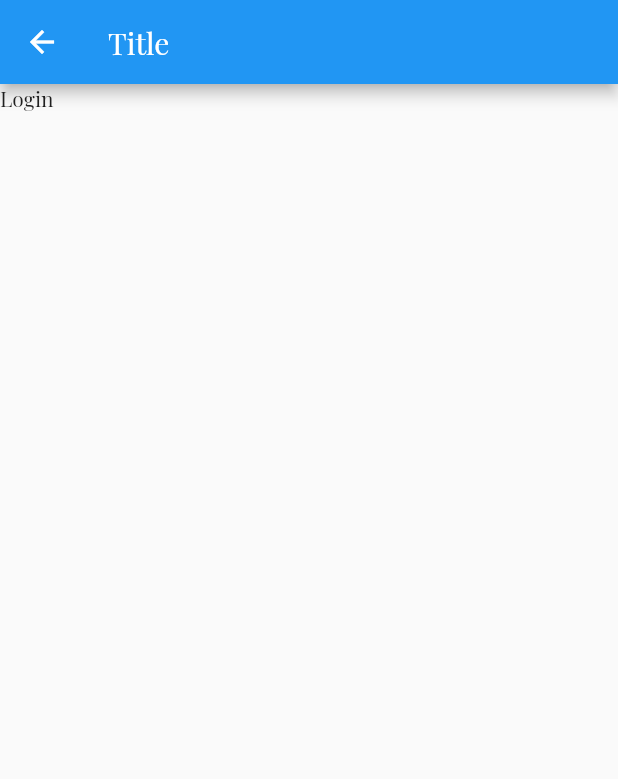
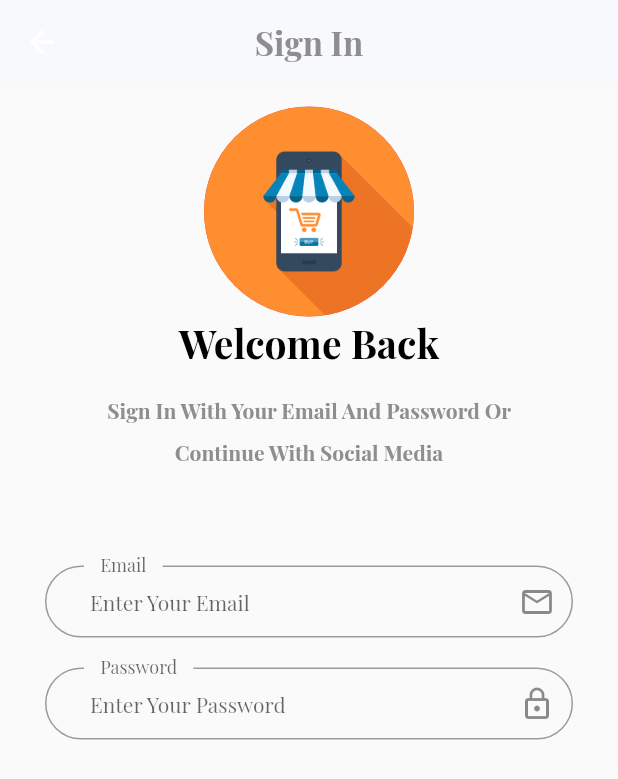
Before and after one commit to kajouz/Flutter-ecommerce, a Flutter app: the Login screen opened by its route, on a phone screen of 412 x 824 dp. Shown: the top 779 px of the screen. Run offline on Flutter 3.47's test engine with Material 2 defaults, Android fonts, the phone set to English and light mode, and no system bars; our stand-ins replace get, shared_preferences; accounts and stored records are empty; project files that could hold a hidden picture were left out.

Commit message:
7th commit

```diff
--- a/lib/core/constant/color.dart
+++ b/lib/core/constant/color.dart
@@ -4,4 +4,5 @@ class AppColor {
   static const Color grey = Color(0xff8e8e8e);
   static const Color black = Color(0xff000000);
   static const Color primaryColor = Color(0xffF2786D);
+  static const Color backgroundcolor = Color(0xffF8F9FD);
 }
--- a/lib/core/constant/imageasset.dart
+++ b/lib/core/constant/imageasset.dart
@@ -3,6 +3,7 @@ import 'dart:core';
 class AppImageAsset {
   static const String rootImages = "assets/images";
 
+  static const String logo = "$rootImages/logo.PNG";
   static const String onBoardingImageOne = "$rootImages/onboardingone.PNG";
   static const String onBoardingImageTwo = "$rootImages/onboardingtwo.PNG";
   static const String onBoardingImageThree = "$rootImages/onboardingthree.PNG";
--- a/lib/main.dart
+++ b/lib/main.dart
@@ -31,13 +31,17 @@ class MyApp extends StatelessWidget {
         textTheme: const TextTheme(
             headline1: TextStyle(
                 fontWeight: FontWeight.bold,
-                fontSize: 20,
+                fontSize: 22,
+                color: AppColor.black),
+            headline2: TextStyle(
+                fontWeight: FontWeight.bold,
+                fontSize: 26,
                 color: AppColor.black),
             bodyText1: TextStyle(
                 height: 2,
                 color: AppColor.grey,
                 fontWeight: FontWeight.bold,
-                fontSize: 17)),
+                fontSize: 14)),
         primarySwatch: Colors.blue,
       ),
       home: const Language(),
--- a/lib/view/screen/auth/login.dart
+++ b/lib/view/screen/auth/login.dart
@@ -1,3 +1,8 @@
+import 'package:ecommerce1/core/constant/color.dart';
+import 'package:ecommerce1/view/widget/auth/logoauth.dart';
+import 'package:ecommerce1/view/widget/auth/customtextbodyauth.dart';
+import 'package:ecommerce1/view/widget/auth/customtextformauth.dart';
+import 'package:ecommerce1/view/widget/auth/customtexttitleauth.dart';
 import 'package:flutter/material.dart';
 
 class Login extends StatelessWidget {
@@ -7,11 +12,41 @@ class Login extends StatelessWidget {
   Widget build(BuildContext context) {
     return Scaffold(
       appBar: AppBar(
-        backgroundColor: Colors.blue,
-        title: const Text('Title'),
+        centerTitle: true,
+        backgroundColor: AppColor.backgroundcolor,
+        elevation: 0.0,
+        // ignore: deprecated_member_use
+        title: Text('Sign In',
+            style: Theme.of(context)
+                .textTheme
+                .headline1!
+                .copyWith(color: AppColor.grey)),
       ),
       body: Container(
-        child: Text("Login"),
+        padding: const EdgeInsets.symmetric(vertical: 15, horizontal: 30),
+        child: ListView(
+          children: const [
+            LogoAuth(),
+            CustomTextTitleAuth(text: "Welcome Back"),
+            SizedBox(height: 10),
+            CustomTextBodyText(
+                text:
+                    "Sign In With Your Email And Password Or Continue With Social Media"),
+            SizedBox(height: 65),
+            CustomTextFormAuth(
+              hinttext: "Enter Your Email",
+              iconData: Icons.email_outlined,
+              labeltext: "Email",
+              //mycontroller: ,
+            ),
+            CustomTextFormAuth(
+              hinttext: "Enter Your Password",
+              iconData: Icons.lock_outline,
+              labeltext: "Password",
+              //mycontroller: ,
+            ),
+          ],
+        ),
       ),
     );
   }
--- /dev/null
+++ b/lib/view/widget/auth/customtextbodyauth.dart
@@ -0,0 +1,17 @@
+import 'package:flutter/material.dart';
+
+class CustomTextBodyText extends StatelessWidget {
+  final String text;
+
+  const CustomTextBodyText({super.key, required this.text});
+
+  @override
+  Widget build(BuildContext context) {
+    return Container(
+      padding: const EdgeInsets.symmetric(horizontal: 20),
+      child: Text(text,
+          textAlign: TextAlign.center,
+          style: Theme.of(context).textTheme.bodyText1),
+    );
+  }
+}
--- /dev/null
+++ b/lib/view/widget/auth/customtextformauth.dart
@@ -0,0 +1,37 @@
+import 'package:flutter/material.dart';
+
+class CustomTextFormAuth extends StatelessWidget {
+  final String hinttext;
+  final String labeltext;
+  final IconData iconData;
+  final TextEditingController? mycontroller;
+
+  const CustomTextFormAuth(
+      {super.key,
+      required this.hinttext,
+      required this.labeltext,
+      required this.iconData,
+      this.mycontroller});
+
+  @override
+  Widget build(BuildContext context) {
+    return Container(
+      margin: const EdgeInsets.only(bottom: 20),
+      child: TextFormField(
+        controller: mycontroller,
+        decoration: InputDecoration(
+            hintText: hinttext,
+            hintStyle: const TextStyle(fontSize: 14),
+            floatingLabelBehavior: FloatingLabelBehavior.always,
+            contentPadding:
+                const EdgeInsets.symmetric(vertical: 5, horizontal: 30),
+            label: Container(
+                padding: const EdgeInsets.symmetric(horizontal: 9),
+                child: Text(labeltext)),
+            suffixIcon: Icon(iconData),
+            border:
+                OutlineInputBorder(borderRadius: BorderRadius.circular(30))),
+      ),
+    );
+  }
+}
--- /dev/null
+++ b/lib/view/widget/auth/customtexttitleauth.dart
@@ -0,0 +1,14 @@
+import 'package:flutter/material.dart';
+
+class CustomTextTitleAuth extends StatelessWidget {
+  final String text;
+
+  const CustomTextTitleAuth({super.key, required this.text});
+
+  @override
+  Widget build(BuildContext context) {
+    return Text(text,
+        textAlign: TextAlign.center,
+        style: Theme.of(context).textTheme.headline2);
+  }
+}
--- /dev/null
+++ b/lib/view/widget/auth/logoauth.dart
@@ -0,0 +1,20 @@
+import 'package:ecommerce1/core/constant/imageasset.dart';
+import 'package:flutter/material.dart';
+
+class LogoAuth extends StatelessWidget {
+  const LogoAuth({super.key});
+
+  @override
+  Widget build(BuildContext context) {
+    return CircleAvatar(
+      radius: 70,
+      backgroundColor: Colors.red,
+      child: Padding(
+        padding: const EdgeInsets.all(0), // Border radius
+        child: ClipOval(
+          child: Image.asset(AppImageAsset.logo),
+        ),
+      ),
+    );
+  }
+}
```
Also changed, not shown: assets/images/logo.PNG (added), assets/images/logoapp.PNG (added), assets/images/one.PNG (added), assets/images/three.PNG (added), assets/images/two.PNG (added).
